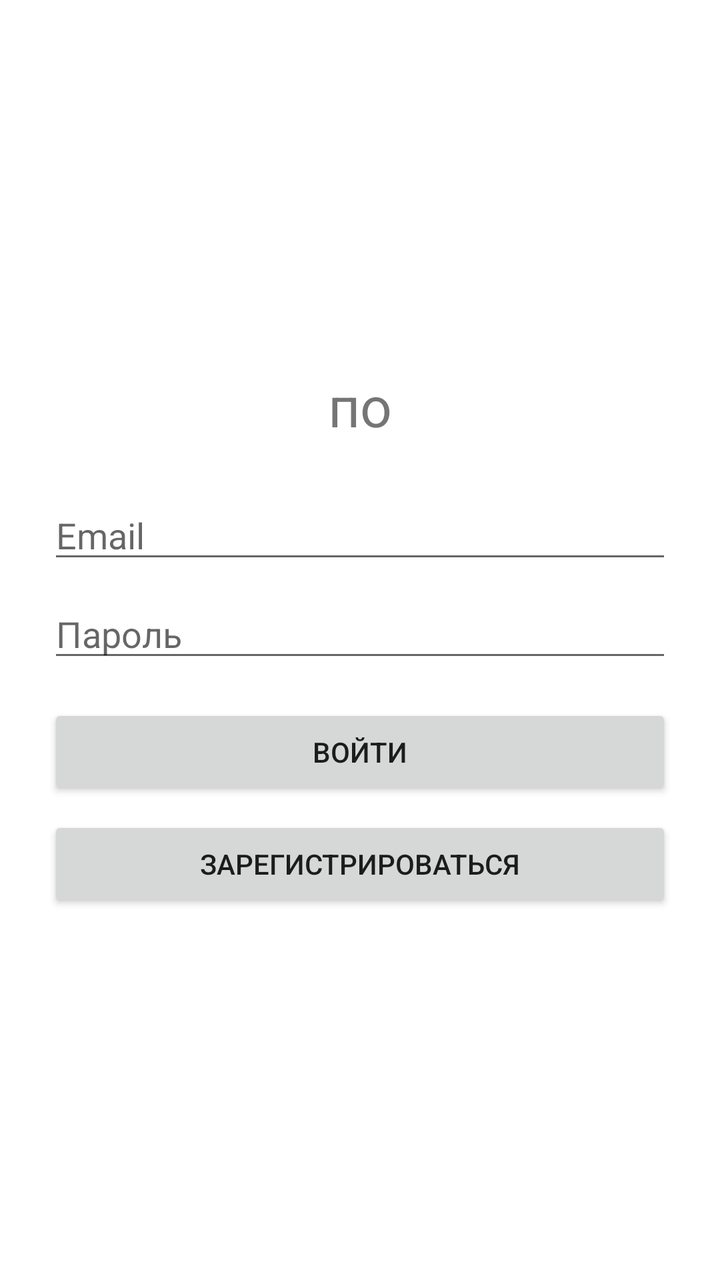
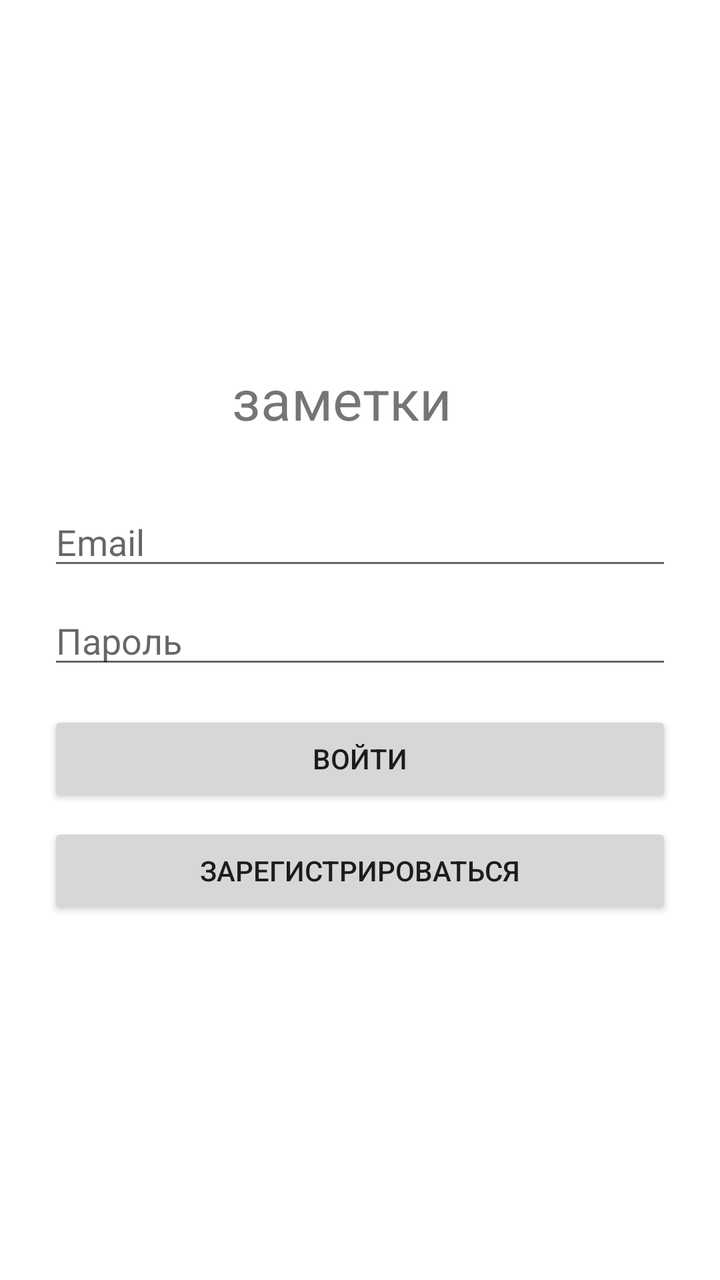

Before-and-after screenshots of an Android layout around one commit, followed by the original layout XML and the change that was made.
<!-- AndroidManifest.xml: application theme Theme.Notepad -->
<!-- res/layout/activity_login.xml -->
<?xml version="1.0" encoding="utf-8"?>
<LinearLayout xmlns:android="http://schemas.android.com/apk/res/android"
    android:layout_width="match_parent"
    android:layout_height="match_parent"
    android:orientation="vertical"
    android:gravity="center"
    android:padding="24dp">

    <TextView
        android:layout_width="wrap_content"
        android:layout_height="wrap_content"
        android:layout_marginBottom="24dp"
        android:text="по"
        android:textSize="28sp" />

    <EditText
        android:id="@+id/etEmail"
        android:layout_width="match_parent"
        android:layout_height="wrap_content"
        android:hint="Email"
        android:inputType="textEmailAddress"/>

    <EditText
        android:id="@+id/etPassword"
        android:layout_width="match_parent"
        android:layout_height="wrap_content"
        android:hint="Пароль"
        android:inputType="textPassword"
        android:layout_marginTop="8dp"/>

    <Button
        android:id="@+id/btnLogin"
        android:layout_width="match_parent"
        android:layout_height="wrap_content"
        android:text="Войти"
        android:layout_marginTop="16dp"/>

    <Button
        android:id="@+id/btnRegister"
        android:layout_width="match_parent"
        android:layout_height="wrap_content"
        android:text="Зарегистрироваться"
        android:layout_marginTop="8dp"/>

</LinearLayout>
<!-- resources referenced by this layout -->
<resources>
  <style name="Theme.Notepad" parent="Theme.MaterialComponents.DayNight.NoActionBar">
          <item name="colorPrimary">#3F51B5</item>
          <item name="colorPrimaryVariant">#303F9F</item>
          <item name="colorOnPrimary">#FFFFFF</item>
          <item name="colorSecondary">#FF4081</item>
      </style>
</resources>

<!-- the commit's change to res/layout/activity_login.xml (unified diff, before → after) -->
@@ -7,10 +7,10 @@
     android:padding="24dp">
 
     <TextView
-        android:layout_width="wrap_content"
-        android:layout_height="wrap_content"
+        android:layout_width="128dp"
+        android:layout_height="44dp"
         android:layout_marginBottom="24dp"
-        android:text="по"
+        android:text="заметки"
         android:textSize="28sp" />
 
     <EditText
